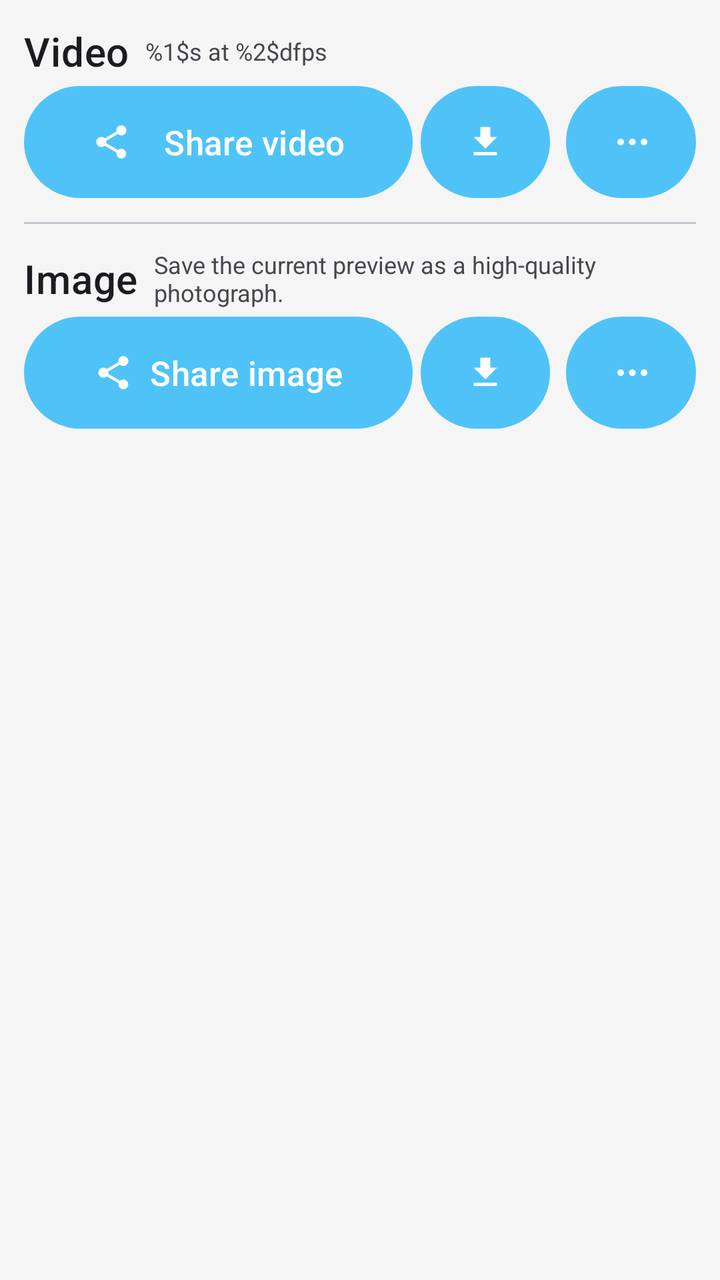
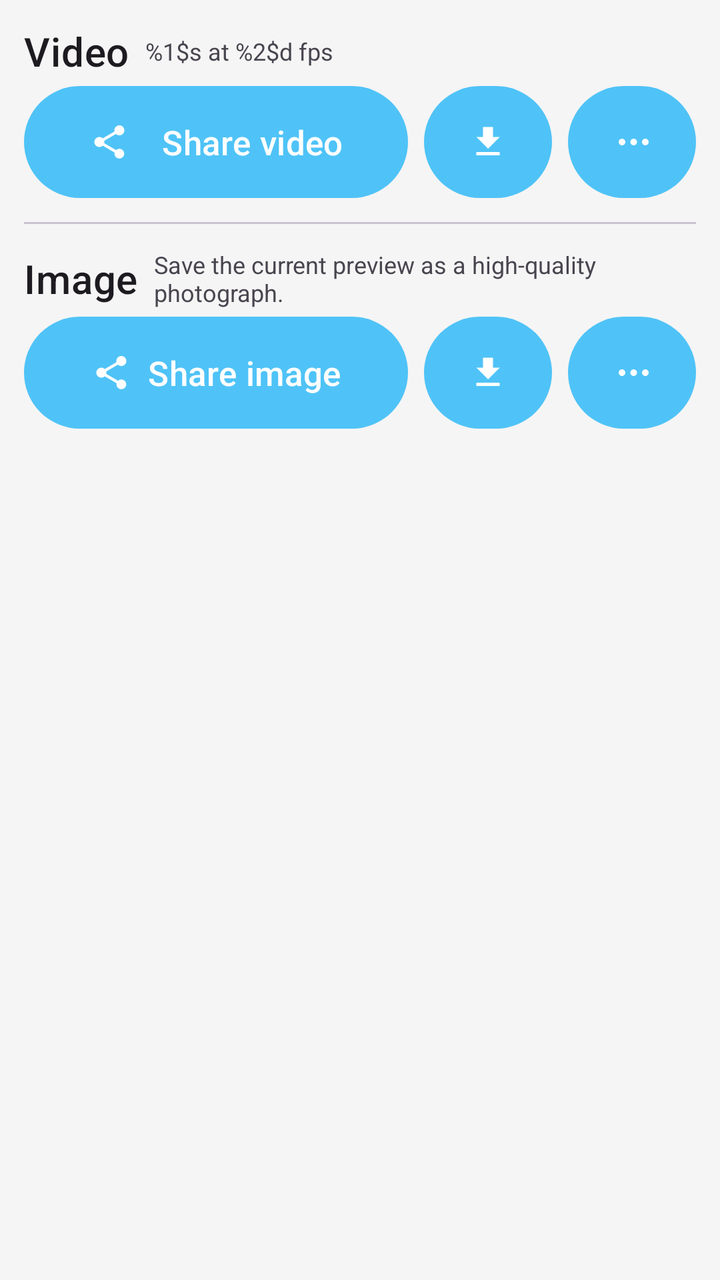

The first picture is an Android layout as it rendered before a commit; the second is the same layout after the commit. The layout source and the unified diff follow.
<!-- AndroidManifest.xml: application theme Theme.TimeLapse -->
<!-- res/layout/tray_finish.xml -->
<?xml version="1.0" encoding="utf-8"?>
<LinearLayout
    xmlns:android="http://schemas.android.com/apk/res/android"
    xmlns:app="http://schemas.android.com/apk/res-auto"
    style="@style/Widget.App.Tray">

    
    <LinearLayout
        android:layout_width="match_parent"
        android:layout_height="wrap_content"
        android:orientation="horizontal"
        android:gravity="center_vertical"
        android:layout_marginBottom="4dp">
        
        <TextView
            android:layout_width="wrap_content"
            android:layout_height="wrap_content"
            android:text="@string/finish_video_section_header"
            android:textAppearance="?attr/textAppearanceHeadline6"
            android:layout_marginEnd="8dp"/>
        
        <TextView
            android:id="@+id/textVideoHelper"
            android:layout_width="wrap_content"
            android:layout_height="wrap_content"
            android:text="@string/helper_resolution"
            android:textSize="12sp"
            android:textColor="?android:attr/textColorSecondary"/>
    </LinearLayout>

    
    <LinearLayout
        android:id="@+id/splitPillShareVideo"
        android:layout_width="match_parent"
        android:layout_height="56dp"
        android:orientation="horizontal"
        android:weightSum="10">

        
        <com.google.android.material.button.MaterialButton
            android:id="@+id/btnShareVideo"
            style="@style/Widget.Material3.Button"
            android:layout_width="0dp"
            android:layout_height="match_parent"
            android:layout_weight="6"
            android:layout_marginEnd="4dp"
            android:text="@string/share_video"
            android:textColor="?attr/colorOnPrimary"
            android:textSize="17sp"
            android:gravity="center"
            android:insetTop="0dp"
            android:insetBottom="0dp"
            app:icon="@drawable/ic_share"
            app:iconSize="20dp"
            app:iconPadding="16dp"
            app:iconGravity="textStart"
            app:iconTint="?attr/colorOnPrimary"
            app:backgroundTint="?attr/colorPrimary"
            app:cornerRadius="28dp" />

        
        <com.google.android.material.button.MaterialButton
            android:id="@+id/btnSaveVideoGallery"
            style="@style/Widget.Material3.Button"
            android:layout_width="0dp"
            android:layout_height="match_parent"
            android:layout_weight="2"
            android:layout_marginEnd="4dp"
            android:insetTop="0dp"
            android:insetBottom="0dp"
            android:gravity="center"
            android:contentDescription="Save to Gallery"
            app:icon="@drawable/ic_download"
            app:iconSize="20dp"
            app:iconPadding="0dp"
            app:iconGravity="textStart"
            app:iconTint="?attr/colorOnPrimary"
            app:backgroundTint="?attr/colorPrimary"
            app:cornerRadius="28dp" />

        
        <com.google.android.material.button.MaterialButton
            android:id="@+id/btnVideoSettings"
            style="@style/Widget.Material3.Button"
            android:layout_width="0dp"
            android:layout_height="match_parent"
            android:layout_weight="2"
            android:layout_marginStart="4dp"
            android:insetTop="0dp"
            android:insetBottom="0dp"
            android:padding="0dp"
            android:contentDescription="Video settings"
            app:icon="@drawable/ic_three_dots"
            app:iconSize="20dp"
            app:iconPadding="0dp"
            app:iconGravity="textStart"
            app:iconTint="?attr/colorOnPrimary"
            app:backgroundTint="?attr/colorPrimary"
            app:cornerRadius="28dp" />
    </LinearLayout>

    
    <com.google.android.material.divider.MaterialDivider
        android:layout_width="match_parent"
        android:layout_height="1dp"
        android:layout_marginTop="12dp"
        android:layout_marginBottom="12dp"/>

    
    <LinearLayout
        android:layout_width="match_parent"
        android:layout_height="wrap_content"
        android:orientation="horizontal"
        android:gravity="center_vertical"
        android:layout_marginBottom="4dp">
        
        <TextView
            android:layout_width="wrap_content"
            android:layout_height="wrap_content"
            android:text="@string/finish_image_section_header"
            android:textAppearance="?attr/textAppearanceHeadline6"
            android:layout_marginEnd="8dp"/>
        
        <TextView
            android:id="@+id/textImageHelper"
            android:layout_width="wrap_content"
            android:layout_height="wrap_content"
            android:text="@string/finish_image_helper_text"
            android:textSize="12sp"
            android:textColor="?android:attr/textColorSecondary"/>
    </LinearLayout>

    
    <LinearLayout
        android:id="@+id/splitPillShareImage"
        android:layout_width="match_parent"
        android:layout_height="56dp"
        android:orientation="horizontal"
        android:weightSum="10">

        
        <com.google.android.material.button.MaterialButton
            android:id="@+id/btnShareImage"
            style="@style/Widget.Material3.Button"
            android:layout_width="0dp"
            android:layout_height="match_parent"
            android:layout_weight="6"
            android:layout_marginEnd="4dp"
            android:text="@string/share_image"
            android:textColor="?attr/colorOnPrimary"
            android:textSize="17sp"
            android:gravity="center"
            android:insetTop="0dp"
            android:insetBottom="0dp"
            app:icon="@drawable/ic_share"
            app:iconSize="20dp"
            app:iconPadding="8dp"
            app:iconGravity="textStart"
            app:iconTint="?attr/colorOnPrimary"
            app:backgroundTint="?attr/colorPrimary"
            app:cornerRadius="28dp" />

        
        <com.google.android.material.button.MaterialButton
            android:id="@+id/btnSaveImageGallery"
            style="@style/Widget.Material3.Button"
            android:layout_width="0dp"
            android:layout_height="match_parent"
            android:layout_weight="2"
            android:layout_marginEnd="4dp"
            android:insetTop="0dp"
            android:insetBottom="0dp"
            android:contentDescription="Save to Gallery"
            app:icon="@drawable/ic_download"
            app:iconSize="20dp"
            app:iconPadding="0dp"
            app:iconGravity="textStart"
            app:iconTint="?attr/colorOnPrimary"
            app:backgroundTint="?attr/colorPrimary"
            app:cornerRadius="28dp" />

        
        <com.google.android.material.button.MaterialButton
            android:id="@+id/btnImageSettings"
            style="@style/Widget.Material3.Button"
            android:layout_width="0dp"
            android:layout_height="match_parent"
            android:layout_weight="2"
            android:layout_marginStart="4dp"
            android:insetTop="0dp"
            android:insetBottom="0dp"
            android:padding="0dp"
            android:contentDescription="Image settings"
            app:icon="@drawable/ic_three_dots"
            app:iconSize="20dp"
            app:iconPadding="0dp"
            app:iconGravity="textStart"
            app:iconTint="?attr/colorOnPrimary"
            app:backgroundTint="?attr/colorPrimary"
            app:cornerRadius="28dp" />
    </LinearLayout>

    
    <LinearLayout
        android:id="@+id/panel_advanced_video"
        android:layout_width="match_parent"
        android:layout_height="wrap_content"
        android:orientation="vertical"
        android:visibility="gone"
        android:layout_marginTop="16dp">

        <com.google.android.material.switchmaterial.SwitchMaterial
            android:id="@+id/switchH265"
            android:layout_width="match_parent"
            android:layout_height="wrap_content"
            android:text="@string/finish_h265_switch" />

        <TextView
            android:id="@+id/switchH265_sublabel"
            android:layout_width="match_parent"
            android:layout_height="wrap_content"
            android:text="@string/finish_h265_not_supported"
            android:visibility="gone"
            android:textColor="@color/colorError"
            android:textSize="11sp" />

        <TextView
            android:id="@+id/textBitrateLabel"
            android:layout_width="wrap_content"
            android:layout_height="wrap_content"
            android:text="@string/finish_bitrate_label"
            android:layout_marginTop="8dp"
            android:layout_marginStart="4dp"/>
        <com.google.android.material.slider.Slider
            android:id="@+id/slider_bitrate"
            android:layout_width="match_parent"
            android:layout_height="wrap_content"
            android:valueFrom="1"
            android:valueTo="100"
            android:stepSize="1"
            android:value="50"/>

        <TextView
            android:id="@+id/textFpsLabel"
            android:layout_width="wrap_content"
            android:layout_height="wrap_content"
            android:text="@string/finish_fps_label"
            android:layout_marginTop="8dp"
            android:layout_marginStart="4dp"/>
        <com.google.android.material.slider.Slider
            android:id="@+id/slider_fps"
            android:layout_width="match_parent"
            android:layout_height="wrap_content"
            android:valueFrom="5"
            android:valueTo="60"
            android:stepSize="1"
            android:value="30"/>
    </LinearLayout>

</LinearLayout>
<!-- resources referenced by this layout -->
<resources>
  <color name="colorError">#FF5252</color>
  <!-- drawable ic_download (drawable) -->
  <?xml version="1.0" encoding="utf-8"?>
  <vector xmlns:android="http://schemas.android.com/apk/res/android"
      android:width="32dp"
      android:height="32dp"
      android:viewportWidth="24"
      android:viewportHeight="24"
      android:tint="?attr/colorOnPrimary">
      <path
          android:fillColor="@android:color/white"
          android:pathData="M19,9h-4V3H9v6H5l7,7 7,-7zM5,18v2h14v-2H5z"/>
  </vector>
  <!-- drawable ic_share (drawable) -->
  <?xml version="1.0" encoding="utf-8"?>
  <vector xmlns:android="http://schemas.android.com/apk/res/android"
      android:width="32dp"
      android:height="32dp"
      android:viewportWidth="24"
      android:viewportHeight="24"
      android:tint="?attr/colorOnPrimary">
      <path
          android:fillColor="@android:color/white"
          android:pathData="M18,16.08c-0.76,0 -1.44,0.3 -1.96,0.77L8.91,12.7c0.05,-0.23 0.09,-0.46 0.09,-0.7s-0.04,-0.47 -0.09,-0.7l7.05,-4.11c0.54,0.5 1.25,0.81 2.04,0.81 1.66,0 3,-1.34 3,-3s-1.34,-3 -3,-3 -3,1.34 -3,3c0,0.24 0.04,0.47 0.09,0.7L8.04,9.81C7.5,9.31 6.79,9 6,9c-1.66,0 -3,1.34 -3,3s1.34,3 3,3c0.79,0 1.5,-0.31 2.04,-0.81l7.12,4.16c-0.05,0.21 -0.08,0.43 -0.08,0.65 0,1.61 1.31,2.92 2.92,2.92s2.92,-1.31 2.92,-2.92 -1.31,-2.92 -2.92,-2.92z"/>
  </vector>
  <!-- drawable ic_three_dots (drawable) -->
  <?xml version="1.0" encoding="utf-8"?>
  <vector xmlns:android="http://schemas.android.com/apk/res/android"
      android:width="24dp"
      android:height="24dp"
      android:viewportWidth="24"
      android:viewportHeight="24"
      android:tint="?attr/colorOnPrimary">
      
      <path
          android:fillColor="@android:color/white"
          android:pathData="M4,12c0,-1.1 0.9,-2 2,-2s2,0.9 2,2 -0.9,2 -2,2 -2,-0.9 -2,-2zM11,12c0,-1.1 0.9,-2 2,-2s2,0.9 2,2 -0.9,2 -2,2 -2,-0.9 -2,-2zM18,12c0,-1.1 0.9,-2 2,-2s2,0.9 2,2 -0.9,2 -2,2 -2,-0.9 -2,-2z"/>
  </vector>
  <string name="finish_bitrate_label">Bitrate</string>
  <string name="finish_fps_label">Frame Rate (FPS)</string>
  <string name="finish_h265_not_supported">H.265 not supported on this device.</string>
  <string name="finish_h265_switch">High Efficiency (H.265)</string>
  <string name="finish_image_helper_text">Save the current preview as a high-quality photograph.</string>
  <string name="finish_image_section_header">Image</string>
  <string name="finish_video_section_header">Video</string>
  <string name="helper_resolution">%1$s at %2$dfps</string>
  <string name="share_image">Share image</string>
  <string name="share_video">Share video</string>
  <style name="Widget.App.Tray" parent="">
          <item name="android:layout_width">match_parent</item>
          <item name="android:layout_height">wrap_content</item>
          <item name="android:orientation">vertical</item>
          <item name="android:padding">12dp</item>
          <item name="android:background">@color/colorTrayBackground</item>
      </style>
  <color name="colorTrayBackground">#F5F5F5</color>
  <color name="colorPrimary">#4FC3F7</color>
  <color name="colorPrimaryVariant">#29B6F6</color>
  <color name="colorOnPrimary">#FFFFFF</color>
  <color name="colorSecondary">#4FC3F7</color>
  <color name="colorOnSecondary">#FFFFFF</color>
  <color name="colorBackground">#FFFFFF</color>
  <color name="colorSurface">#F5F5F5</color>
  <color name="colorOnSurface">#1A1A1A</color>
  <color name="colorOnBackground">#1A1A1A</color>
  <color name="nav_background">#FFFFFF</color>
  <!-- unchanged entries left out for length: 1 -->
</resources>

<!-- the commit's change to res/layout/tray_finish.xml (unified diff, before → after) -->
@@ -43,7 +43,7 @@
             android:layout_width="0dp"
             android:layout_height="match_parent"
             android:layout_weight="6"
-            android:layout_marginEnd="4dp"
+            android:layout_marginEnd="8dp"
             android:text="@string/share_video"
             android:textColor="?attr/colorOnPrimary"
             android:textSize="17sp"
@@ -65,7 +65,7 @@
             android:layout_width="0dp"
             android:layout_height="match_parent"
             android:layout_weight="2"
-            android:layout_marginEnd="4dp"
+            android:layout_marginEnd="8dp"
             android:insetTop="0dp"
             android:insetBottom="0dp"
             android:gravity="center"
@@ -85,7 +85,6 @@
             android:layout_width="0dp"
             android:layout_height="match_parent"
             android:layout_weight="2"
-            android:layout_marginStart="4dp"
             android:insetTop="0dp"
             android:insetBottom="0dp"
             android:padding="0dp"
@@ -123,8 +122,11 @@
         
         <TextView
             android:id="@+id/textImageHelper"
-            android:layout_width="wrap_content"
-            android:layout_height="wrap_content"
+            android:layout_width="0dp"
+            android:layout_height="wrap_content"
+            android:layout_weight="1"
+            android:maxLines="2"
+            android:ellipsize="end"
             android:text="@string/finish_image_helper_text"
             android:textSize="12sp"
             android:textColor="?android:attr/textColorSecondary"/>
@@ -145,7 +147,7 @@
             android:layout_width="0dp"
             android:layout_height="match_parent"
             android:layout_weight="6"
-            android:layout_marginEnd="4dp"
+            android:layout_marginEnd="8dp"
             android:text="@string/share_image"
             android:textColor="?attr/colorOnPrimary"
             android:textSize="17sp"
@@ -167,7 +169,7 @@
             android:layout_width="0dp"
             android:layout_height="match_parent"
             android:layout_weight="2"
-            android:layout_marginEnd="4dp"
+            android:layout_marginEnd="8dp"
             android:insetTop="0dp"
             android:insetBottom="0dp"
             android:contentDescription="Save to Gallery"
@@ -186,7 +188,6 @@
             android:layout_width="0dp"
             android:layout_height="match_parent"
             android:layout_weight="2"
-            android:layout_marginStart="4dp"
             android:insetTop="0dp"
             android:insetBottom="0dp"
             android:padding="0dp"
<!-- resource entries referenced after the edit -->
@@ -45,7 +45,7 @@
   <string name="finish_image_helper_text">Save the current preview as a high-quality photograph.</string>
   <string name="finish_image_section_header">Image</string>
   <string name="finish_video_section_header">Video</string>
-  <string name="helper_resolution">%1$s at %2$dfps</string>
+  <string name="helper_resolution">%1$s at %2$d fps</string>
   <string name="share_image">Share image</string>
   <string name="share_video">Share video</string>
   <style name="Widget.App.Tray" parent="">
